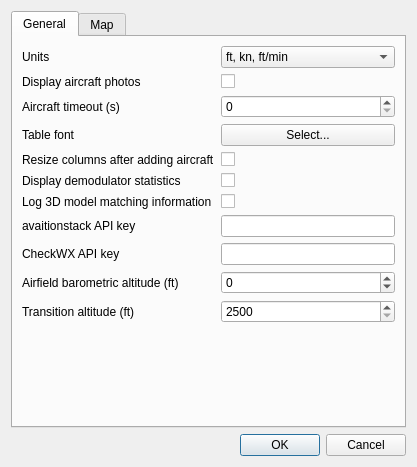
Qt form plugins/channelrx/demodadsb/adsbdemoddisplaydialog.ui (f4exb/sdrangel) before a commit.
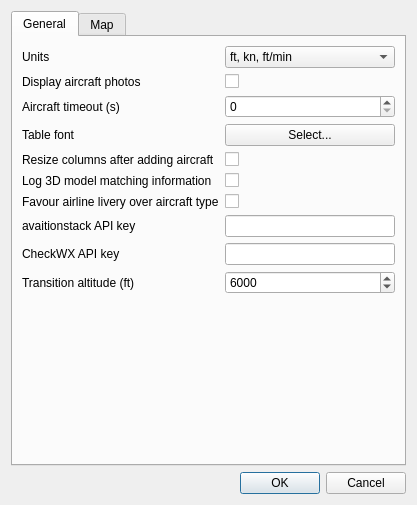
The same form after that commit.

What changed in the file:
```diff
--- a/plugins/channelrx/demodadsb/adsbdemoddisplaydialog.ui
+++ b/plugins/channelrx/demodadsb/adsbdemoddisplaydialog.ui
@@ -7,7 +7,7 @@
     <x>0</x>
     <y>0</y>
     <width>417</width>
-    <height>467</height>
+    <height>505</height>
    </rect>
   </property>
   <property name="font">
@@ -124,36 +124,13 @@
           </widget>
          </item>
          <item row="5" column="0">
-          <widget class="QLabel" name="displayStatsLabel">
-           <property name="text">
-            <string>Display demodulator statistics</string>
-           </property>
-          </widget>
-         </item>
-         <item row="5" column="1">
-          <widget class="QCheckBox" name="displayStats">
-           <property name="sizePolicy">
-            <sizepolicy hsizetype="Expanding" vsizetype="Fixed">
-             <horstretch>0</horstretch>
-             <verstretch>0</verstretch>
-            </sizepolicy>
-           </property>
-           <property name="toolTip">
-            <string>Display demodulator statistics</string>
-           </property>
-           <property name="text">
-            <string/>
-           </property>
-          </widget>
-         </item>
-         <item row="6" column="0">
           <widget class="QLabel" name="verboseModelMatchingLabel">
            <property name="text">
             <string>Log 3D model matching information</string>
            </property>
           </widget>
          </item>
-         <item row="6" column="1">
+         <item row="5" column="1">
           <widget class="QCheckBox" name="verboseModelMatching">
            <property name="toolTip">
             <string>Log information about how aircraft are matched to 3D models</string>
@@ -163,6 +140,23 @@
            </property>
           </widget>
          </item>
+         <item row="6" column="0">
+          <widget class="QLabel" name="favourLiveryLabel">
+           <property name="text">
+            <string>Favour airline livery over aircraft type</string>
+           </property>
+          </widget>
+         </item>
+         <item row="6" column="1">
+          <widget class="QCheckBox" name="favourLivery">
+           <property name="toolTip">
+            <string>Favour airline livery over aircraft type for 3D models</string>
+           </property>
+           <property name="text">
+            <string/>
+           </property>
+          </widget>
+         </item>
          <item row="7" column="0">
           <widget class="QLabel" name="aviationstackAPIKeyLabel">
            <property name="text">
@@ -192,36 +186,13 @@
           </widget>
          </item>
          <item row="9" column="0">
-          <widget class="QLabel" name="airfieldElevationLabel">
-           <property name="text">
-            <string>Airfield barometric altitude (ft)</string>
-           </property>
-          </widget>
-         </item>
-         <item row="9" column="1">
-          <widget class="QSpinBox" name="airfieldElevation">
-           <property name="toolTip">
-            <string>Barometric altitude reported by aircraft when on airfield surface</string>
-           </property>
-           <property name="minimum">
-            <number>-10000</number>
-           </property>
-           <property name="maximum">
-            <number>30000</number>
-           </property>
-           <property name="singleStep">
-            <number>10</number>
-           </property>
-          </widget>
-         </item>
-         <item row="10" column="0">
           <widget class="QLabel" name="transitionAltitudeLabel">
            <property name="text">
             <string>Transition altitude (ft)</string>
            </property>
           </widget>
          </item>
-         <item row="10" column="1">
+         <item row="9" column="1">
           <widget class="QSpinBox" name="transitionAltitude">
            <property name="toolTip">
             <string>Transition altitude in feet</string>
@@ -232,6 +203,9 @@
            <property name="maximum">
             <number>20000</number>
            </property>
+           <property name="value">
+            <number>6000</number>
+           </property>
           </widget>
          </item>
         </layout>
```
Left out of the diff: 18 changed lines with no effect on the pictures.
